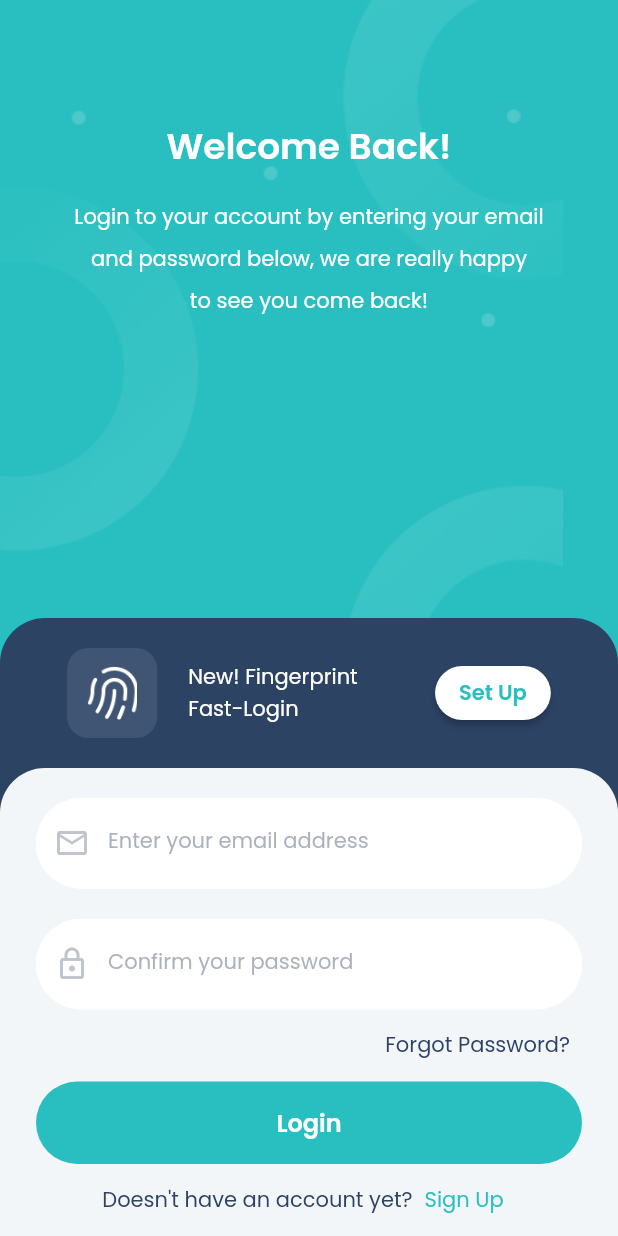
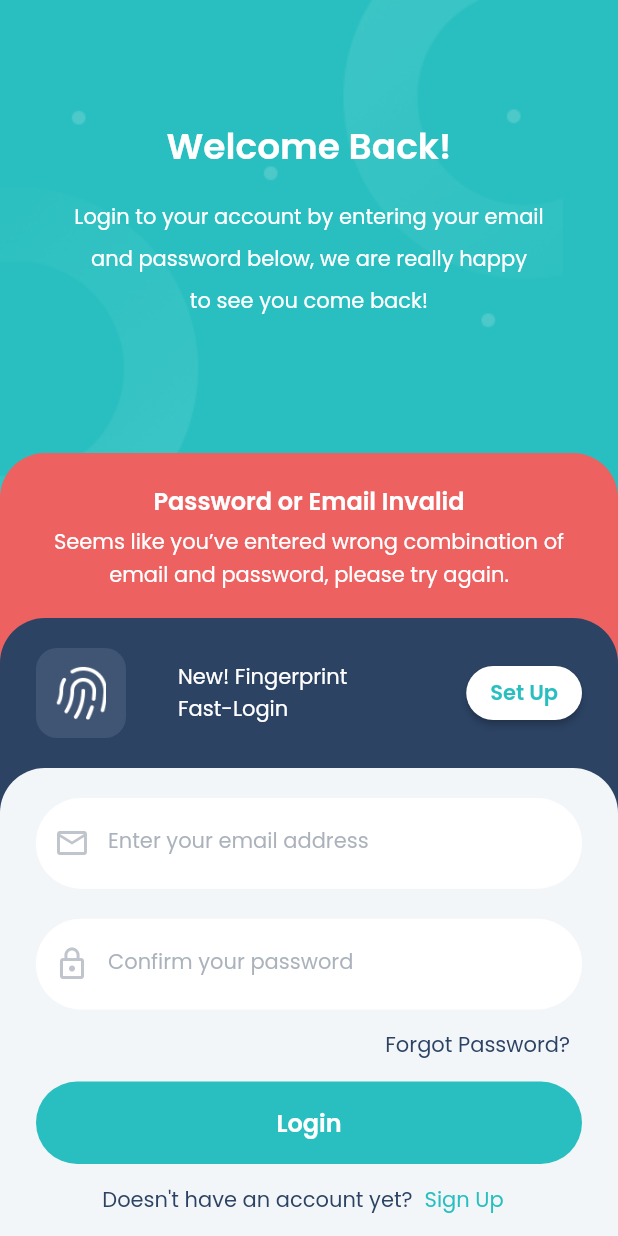
Before and after one commit to 8thgencore/yuno, a Flutter app: the LoginPage screen opened by its route, on a phone screen of 412 x 824 dp. Run offline on Flutter 3.47's test engine with Material 2 defaults, Android fonts, the phone set to English and light mode, and no system bars; our stand-ins replace bloc, email_validator, equatable, flutter_bloc; generated files the repository leaves out were written again.

Commit message:
Add Error Widget in Login Page

```diff
--- a/lib/ui/auth/login/view/login_page.dart
+++ b/lib/ui/auth/login/view/login_page.dart
@@ -53,10 +53,46 @@ class _LoginPageWidgetState extends State<_LoginPageWidget> {
           Positioned(
             bottom: 0,
             child: Container(
-              height: 412,
+              height: 312 + 100 + 110,
               width: MediaQuery.of(context).size.width,
               alignment: Alignment.topCenter,
-              padding: const EdgeInsets.only(top: 20, left: 24, right: 24),
+              padding: const EdgeInsets.symmetric(vertical: 20, horizontal: 24),
+              decoration: const BoxDecoration(
+                borderRadius: BorderRadius.vertical(top: Radius.circular(30)),
+                color: AppColors.error100,
+              ),
+              child: Column(
+                children: [
+                  Text(
+                    'Password or Email Invalid',
+                    style: TextStyle(
+                      fontSize: 16,
+                      color: AppColors.white100,
+                      fontWeight: FontWeight.w600,
+                    ),
+                  ),
+                  SizedBox(height: 4),
+                  Text(
+                    'Seems like you’ve entered wrong combination of email and password, please try again.',
+                    textAlign: TextAlign.center,
+                    style: TextStyle(
+                      fontSize: 14,
+                      color: AppColors.white100,
+                      fontWeight: FontWeight.w400,
+                      height: 22 / 14,
+                    ),
+                  ),
+                ],
+              ),
+            ),
+          ),
+          Positioned(
+            bottom: 0,
+            child: Container(
+              height: 312 + 100,
+              width: MediaQuery.of(context).size.width,
+              alignment: Alignment.topCenter,
+              padding: const EdgeInsets.symmetric(vertical: 20, horizontal: 24),
               decoration: const BoxDecoration(
                 borderRadius: BorderRadius.vertical(top: Radius.circular(30)),
                 color: AppColors.dark100,
@@ -118,7 +154,6 @@ class _FingerprintWidget extends StatelessWidget {
     return Row(
       mainAxisAlignment: MainAxisAlignment.spaceBetween,
       children: [
-        const SizedBox(width: 0),
         Container(
           height: 60,
           width: 60,
@@ -147,7 +182,6 @@ class _FingerprintWidget extends StatelessWidget {
             style: TextStyle(fontWeight: FontWeight.w600, color: AppColors.primary100),
           ),
         ),
-        const SizedBox(width: 0),
       ],
     );
   }
```
Also changed, not shown: 2 other files.
